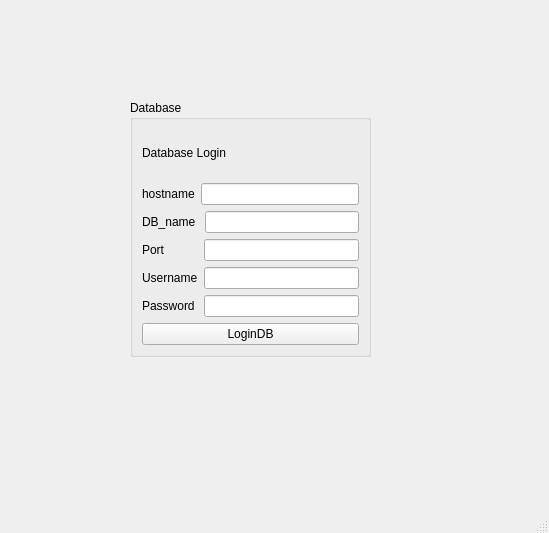
Qt form mainwindow.ui (ReddaHawk/shared-editor-server) before a commit.
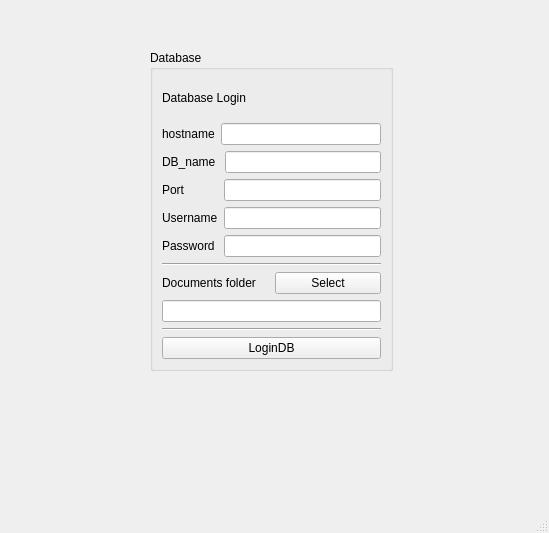
The same form after that commit.

```diff
--- a/mainwindow.ui
+++ b/mainwindow.ui
@@ -17,10 +17,10 @@
    <widget class="QStackedWidget" name="stackedWidget">
     <property name="geometry">
      <rect>
-      <x>70</x>
-      <y>50</y>
-      <width>431</width>
-      <height>391</height>
+      <x>10</x>
+      <y>10</y>
+      <width>531</width>
+      <height>471</height>
      </rect>
     </property>
     <property name="currentIndex">
@@ -30,10 +30,10 @@
      <widget class="QGroupBox" name="groupBox">
       <property name="geometry">
        <rect>
-        <x>60</x>
-        <y>50</y>
-        <width>241</width>
-        <height>257</height>
+        <x>140</x>
+        <y>40</y>
+        <width>243</width>
+        <height>321</height>
        </rect>
       </property>
       <property name="title">
@@ -124,6 +124,45 @@
          </item>
         </layout>
        </item>
+       <item>
+        <widget class="Line" name="line">
+         <property name="orientation">
+          <enum>Qt::Horizontal</enum>
+         </property>
+        </widget>
+       </item>
+       <item>
+        <layout class="QHBoxLayout" name="horizontalLayout_16">
+         <item>
+          <widget class="QLabel" name="label_11">
+           <property name="text">
+            <string>Documents folder</string>
+           </property>
+          </widget>
+         </item>
+         <item>
+          <widget class="QPushButton" name="pushButton_selectDocsPath">
+           <property name="text">
+            <string>Select</string>
+           </property>
+          </widget>
+         </item>
+        </layout>
+       </item>
+       <item>
+        <widget class="QLineEdit" name="lineEdit_docspath">
+         <property name="readOnly">
+          <bool>true</bool>
+         </property>
+        </widget>
+       </item>
+       <item>
+        <widget class="Line" name="line_2">
+         <property name="orientation">
+          <enum>Qt::Horizontal</enum>
+         </property>
+        </widget>
+       </item>
        <item>
         <widget class="QPushButton" name="pushButton_logindb">
          <property name="text">
```
Left out of the diff: 2 changed lines with no effect on the pictures.
